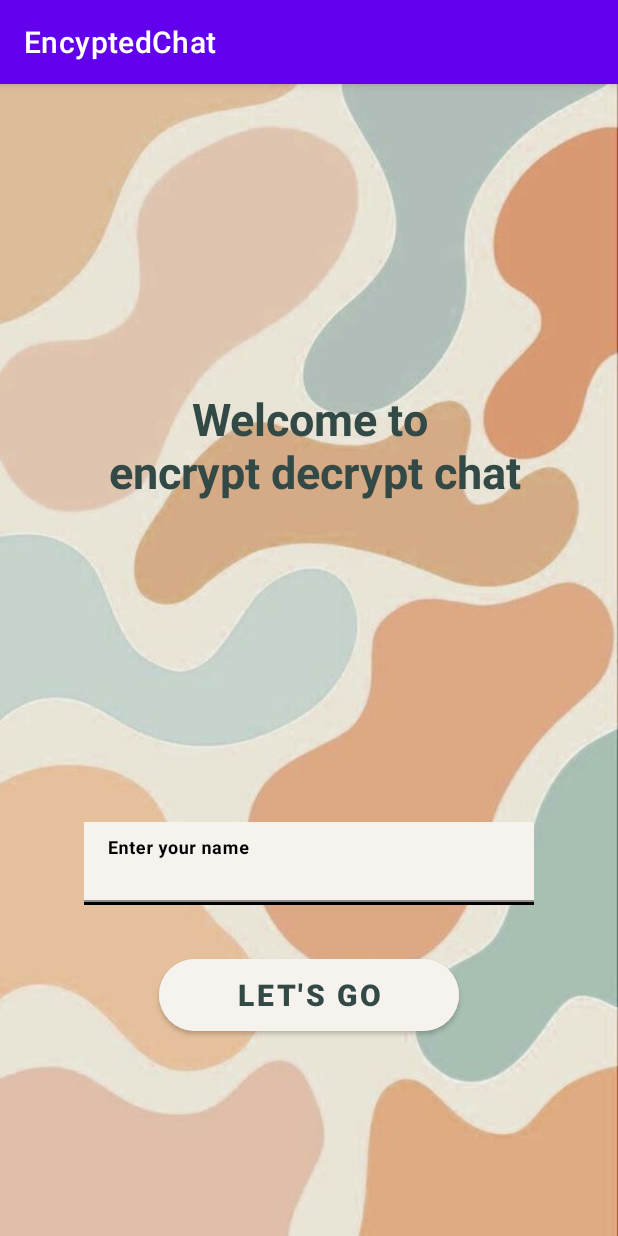
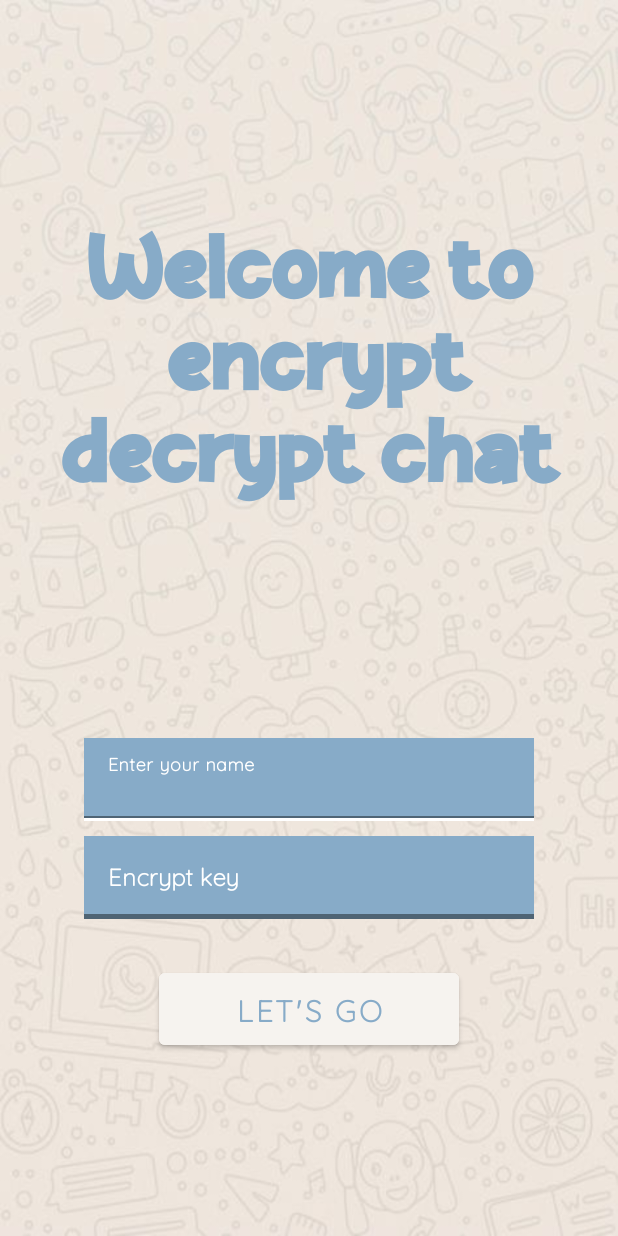
Before and after one commit to yuvalitach/EncyptedDecryptedChat, an Android app: the screen it shows after launch (SignInActivity), on a phone screen of 412 x 824 dp. Run offline under Robolectric (Android 15) with nearby library versions, the phone set to English and light mode, and no system bars; our stand-ins replace Firebase (no records; nobody signed in at launch, a user with empty details on screens opened directly).

Commit message:
final project

```diff
--- a/app/src/main/java/com/example/encyptedchat/Models/DataManager.java
+++ b/app/src/main/java/com/example/encyptedchat/Models/DataManager.java
@@ -18,18 +18,13 @@ import com.google.firebase.storage.FirebaseStorage;
 import java.util.ArrayList;
 
 public class DataManager {
-    private final FirebaseAuth firebaseAuth;
     private final FirebaseFirestore dbFireStore;
-    private final FirebaseStorage storage;
 
     private ArrayList<Message> messages;
-    //private ArrayList<String> encryptedValues;
     private static DataManager single_instance = null;
 
-    private DataManager(){
-        firebaseAuth = FirebaseAuth.getInstance();
+    private DataManager() {
         dbFireStore = FirebaseFirestore.getInstance();
-        storage = FirebaseStorage.getInstance();
     }
 
     public ArrayList<Message> getMessages() {
@@ -47,79 +42,10 @@ public class DataManager {
         return single_instance;
     }
 
-    public FirebaseAuth getFirebaseAuth() {
-        return firebaseAuth;
-    }
 
     public FirebaseFirestore getDbFireStore() {
         return dbFireStore;
     }
 
-    public FirebaseStorage getStorage() {
-        return storage;
-    }
 
-//    public void storeUserInDB(User userToStore) {
-//        dbFireStore.collection("Users")
-//                .document(userToStore.getName())
-//                .set(userToStore)
-//                .addOnSuccessListener(new OnSuccessListener<Void>() {
-//                    @Override
-//                    public void onSuccess(Void unused) {
-//                        Log.d("pttt", "DocumentSnapshot Successfully written!");
-//                    }
-//                })
-//                .addOnFailureListener(new OnFailureListener() {
-//                    @Override
-//                    public void onFailure(@NonNull Exception e) {
-//                        Log.w("pttt", "Error adding document", e);
-//                    }
-//                });
-//    }
-
-//    public int findUserInDB(String name){
-//        final int[] answer = {0};
-//        CollectionReference myRef = dbFireStore.collection("Users");
-//        myRef.get().addOnCompleteListener(new OnCompleteListener<QuerySnapshot>() {
-//            @Override
-//            public void onComplete(@NonNull Task<QuerySnapshot> task) {
-//                if (task.isSuccessful()) {
-//                    for (QueryDocumentSnapshot document : task.getResult()) {
-//                        User loadedUser = document.toObject(User.class);
-//                        if (loadedUser.getName().equals(name)) {
-//                                DataManager.getInstance().setCurrentUser(loadedUser);
-//                                Log.d("pttt", document.getId() + " => " + document.getData());
-//                        } else{
-//                            answer[0] = 1;
-//                        }
-//                    }
-//                } else {
-//                    Log.d("pttt", "Error getting documents: ", task.getException());
-//                }
-//            }
-//        });
-//        return answer[0];
-//    }
-    public void loadMessagesFromDB() {
-        CollectionReference myRef = dbFireStore.collection("Messages");
-        myRef.get().addOnCompleteListener(new OnCompleteListener<QuerySnapshot>() {
-            @Override
-            public void onComplete(@NonNull Task<QuerySnapshot> task) {
-                if (task.isSuccessful()) {
-                    for (QueryDocumentSnapshot document : task.getResult()) {
-                        messages.add(document.toObject(Message.class));
-                    }
-                } else {
-                    Log.d("pttt", "Error getting documents: ", task.getException());
-                }
-            }
-        });
-    }
-
-    public void storeMessagesInDB(String message, String name) {
-        Message temp = new Message(message, name);
-        dbFireStore.collection("Messages").document(temp.getMessageId()).set(temp);
-        messages.add(temp);
-    }
-
-    }
+}
--- a/app/src/main/res/layout/sign_in_activity.xml
+++ b/app/src/main/res/layout/sign_in_activity.xml
@@ -5,7 +5,7 @@
     xmlns:app="http://schemas.android.com/apk/res-auto">
     <LinearLayout
         android:layout_width="match_parent"
-        android:background="@drawable/ic_background"
+        android:background="@drawable/img"
         android:layout_height="match_parent"
         android:orientation="vertical">
 
@@ -16,9 +16,10 @@
             android:layout_marginTop="10dp"
             android:layout_marginBottom="20dp"
             android:gravity="center"
+            android:fontFamily="@font/ga"
             android:text="Welcome to\n encrypt decrypt chat"
-            android:textColor="#324946"
-            android:textSize="30sp"
+            android:textColor="#87ABC8"
+            android:textSize="60sp"
             android:textStyle="bold" />
 
         <com.google.android.material.textfield.TextInputLayout
@@ -27,38 +28,62 @@
         android:layout_height="55dp"
         android:layout_gravity="center"
         android:layout_marginBottom="10dp"
-        app:boxStrokeColor="@color/black"
+        app:boxStrokeColor="@color/white"
         app:boxStrokeWidth="3dp"
-        android:textColorHint="@color/black"
-        app:hintTextColor="@color/black">
+        android:textColorHint="@color/white"
+        app:hintTextColor="@color/white">
 
         <com.google.android.material.textfield.TextInputEditText
             android:id="@+id/main_EDT_name"
             android:layout_width="match_parent"
             android:layout_height="wrap_content"
             android:hint="Enter your name"
-            android:textColor="#324946"
+            android:textColor="@color/white"
             android:textStyle="bold"
-            android:background="#F6F3EF"
-            android:inputType="textPassword"
+            android:fontFamily="@font/font3"
+            android:background="#87ABC8"
             />
 
     </com.google.android.material.textfield.TextInputLayout>
 
+        <com.google.android.material.textfield.TextInputLayout
+            android:id="@+id/main_LOT_key"
+            android:layout_width="300dp"
+            android:layout_height="55dp"
+            android:layout_gravity="center"
+            android:layout_marginBottom="10dp"
+            app:boxStrokeColor="@color/white"
+            app:boxStrokeWidth="3dp"
+            android:textColorHint="@color/white"
+            app:hintTextColor="@color/white">
 
+            <com.google.android.material.textfield.TextInputEditText
+                android:id="@+id/main_EDT_key"
+                android:layout_width="match_parent"
+                android:layout_height="wrap_content"
+                android:hint="Encrypt key"
+                android:fontFamily="@font/font3"
+                android:textColor="@color/white"
+                android:textStyle="bold"
+                android:background="#87ABC8"
+                android:inputType="textPassword"
+                />
+
+        </com.google.android.material.textfield.TextInputLayout>
 
         <com.google.android.material.button.MaterialButton
         android:id="@+id/main_BTN_sign_in"
         android:layout_width="200dp"
         android:layout_height="60dp"
         android:text="Let's go"
-        android:textColor="#324946"
+        android:textColor="#87ABC8"
         android:layout_marginTop="20dp"
         android:textSize="20dp"
         android:textStyle="bold"
-        app:cornerRadius="30dp"
         android:layout_gravity="center"
-        android:backgroundTint="#F6F3EF" />
+        android:backgroundTint="#F6F3EF"
+            android:fontFamily="@font/font3"
+            />
 
     </LinearLayout>
 </androidx.constraintlayout.widget.ConstraintLayout>
--- a/app/src/main/res/values-night/themes.xml
+++ /dev/null
@@ -1,16 +0,0 @@
-<resources xmlns:tools="http://schemas.android.com/tools">
-    <!-- Base application theme. -->
-    <style name="Theme.EncyptedChat" parent="Theme.MaterialComponents.DayNight.DarkActionBar">
-        <!-- Primary brand color. -->
-        <item name="colorPrimary">@color/purple_200</item>
-        <item name="colorPrimaryVariant">@color/purple_700</item>
-        <item name="colorOnPrimary">@color/black</item>
-        <!-- Secondary brand color. -->
-        <item name="colorSecondary">@color/teal_200</item>
-        <item name="colorSecondaryVariant">@color/teal_200</item>
-        <item name="colorOnSecondary">@color/black</item>
-        <!-- Status bar color. -->
-        <item name="android:statusBarColor">?attr/colorPrimaryVariant</item>
-        <!-- Customize your theme here. -->
-    </style>
-</resources>
--- a/app/src/main/res/values/themes.xml
+++ b/app/src/main/res/values/themes.xml
@@ -1,16 +1,16 @@
 <resources xmlns:tools="http://schemas.android.com/tools">
     <!-- Base application theme. -->
-    <style name="Theme.EncyptedChat" parent="Theme.MaterialComponents.DayNight.DarkActionBar">
+    <style name="Theme.EncyptedChat" parent="Theme.MaterialComponents.Light.NoActionBar">
         <!-- Primary brand color. -->
-        <item name="colorPrimary">@color/purple_500</item>
-        <item name="colorPrimaryVariant">@color/purple_700</item>
+        <item name="colorPrimary">#D1CB97</item>
+        <item name="colorPrimaryVariant">@color/white</item>
         <item name="colorOnPrimary">@color/white</item>
         <!-- Secondary brand color. -->
-        <item name="colorSecondary">@color/teal_200</item>
-        <item name="colorSecondaryVariant">@color/teal_700</item>
+        <item name="colorSecondary">@color/white</item>
+        <item name="colorSecondaryVariant">@color/white</item>
         <item name="colorOnSecondary">@color/black</item>
         <!-- Status bar color. -->
-        <item name="android:statusBarColor">?attr/colorPrimaryVariant</item>
+        <item name="android:statusBarColor">@color/white</item>
         <!-- Customize your theme here. -->
     </style>
 </resources>
```
Also changed, not shown: app/src/main/java/com/example/encyptedchat/DecryptActivity.java (+101 -41 lines), app/src/main/java/com/example/encyptedchat/MessageAdapter.java (added, +89 -0 lines), app/src/main/java/com/example/encyptedchat/Models/DecryptEncrypt.java (+5 -16 lines), app/src/main/java/com/example/encyptedchat/Models/Message.java (+14 -1 lines), app/src/main/java/com/example/encyptedchat/SignInActivity.java (+15 -22 lines), app/src/main/java/com/example/encyptedchat/orderComparator.java (added, +15 -0 lines), app/src/main/res/layout/activity_decrypt.xml (+23 -9 lines), app/src/main/res/layout/list_message.xml (added, +82 -0 lines), app/src/main/res/layout/pop_up_window.xml (+39 -7 lines), app/src/main/res/drawable/img.png (added), app/src/main/res/font/font3.ttf (added), app/src/main/res/font/ga.otf (added), app/src/main/res/font/game.ttf (added).
